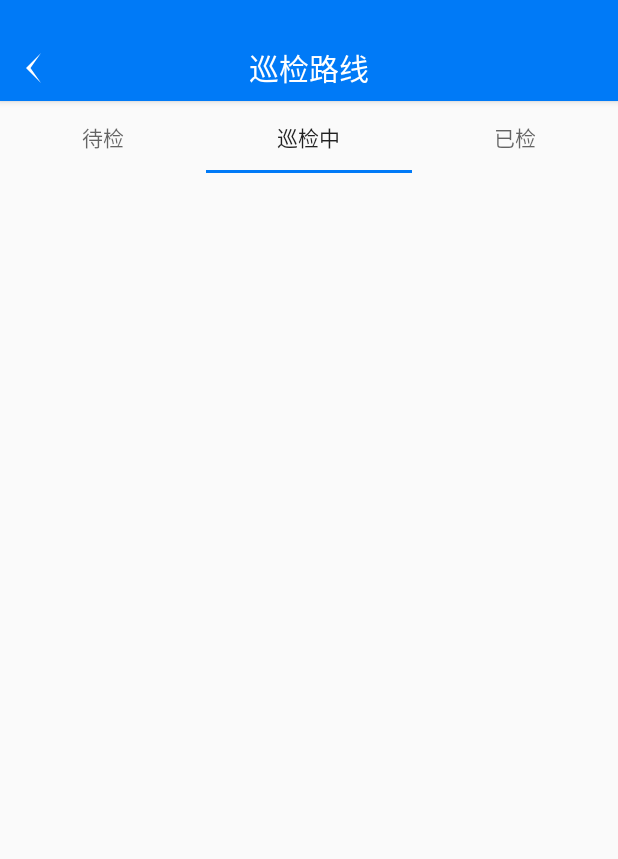
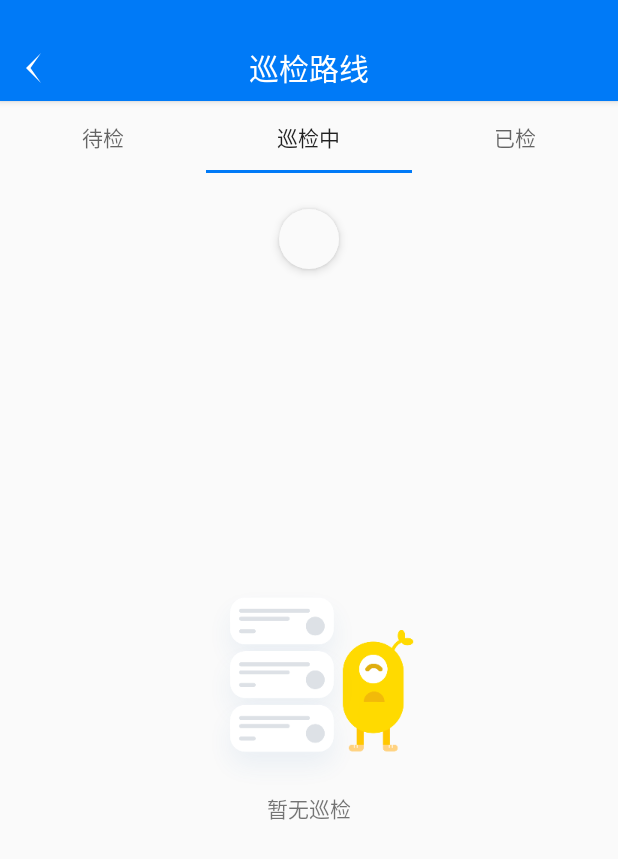
Before and after one commit to jiangadmin/DLJ, an Android app: the Tour_Route_Activity screen opened directly, with no data from a screen before it, tab 2 chosen, on a phone screen of 412 x 824 dp. Shown: the top 859 px of the screen. Run offline under Robolectric (Android 15) with nearby library versions, the phone set to English and light mode, and no system bars.

Commit message:
常规页面

```diff
--- a/app/src/main/java/com/jiang/dlj/activity/Tour_Route_Activity.java
+++ b/app/src/main/java/com/jiang/dlj/activity/Tour_Route_Activity.java
@@ -6,8 +6,13 @@ import android.os.Bundle;
 import android.support.annotation.Nullable;
 import android.support.design.widget.TabLayout;
 import android.support.v4.view.ViewPager;
+import android.support.v4.widget.SwipeRefreshLayout;
+import android.view.View;
+import android.widget.LinearLayout;
+import android.widget.ListView;
 
 import com.jiang.dlj.R;
+import com.jiang.dlj.utils.LogUtil;
 
 /**
  * @author: jiangadmin
@@ -16,10 +21,13 @@ import com.jiang.dlj.R;
  * @Phone: 186 6120 1018
  * TODO: 巡回路线
  */
-public class Tour_Route_Activity extends Base_Activity {
+public class Tour_Route_Activity extends Base_Activity implements SwipeRefreshLayout.OnRefreshListener, TabLayout.OnTabSelectedListener {
     private static final String TAG = "Tour_Route_Activity";
 
+    SwipeRefreshLayout sr;
     TabLayout tour_route_type;
+    ListView listView;
+    LinearLayout view_null;
 
     public static void start(Context context) {
         Intent intent = new Intent();
@@ -40,6 +48,37 @@ public class Tour_Route_Activity extends Base_Activity {
     }
 
     private void initview() {
+        sr = findViewById(R.id.tour_route_sr);
+        tour_route_type = findViewById(R.id.tour_route_type);
+        listView = findViewById(R.id.tour_route_list);
+        view_null = findViewById(R.id.view_null);
+
+        sr.setOnRefreshListener(this);
+
+        tour_route_type.addOnTabSelectedListener(this);
+
+    }
+
+    @Override
+    public void onRefresh() {
+        view_null.setVisibility(View.GONE);
+        listView.setVisibility(View.VISIBLE);
+        sr.setRefreshing(false);
+    }
+
+
+    @Override
+    public void onTabSelected(TabLayout.Tab tab) {
+        sr.setRefreshing(true);
+    }
+
+    @Override
+    public void onTabUnselected(TabLayout.Tab tab) {
+
+    }
+
+    @Override
+    public void onTabReselected(TabLayout.Tab tab) {
 
     }
 }
--- a/app/src/main/res/layout/activity_tour_route.xml
+++ b/app/src/main/res/layout/activity_tour_route.xml
@@ -28,14 +28,44 @@
     </android.support.design.widget.TabLayout>
 
     <android.support.v4.widget.SwipeRefreshLayout
+        android:id="@+id/tour_route_sr"
         android:layout_width="match_parent"
         android:layout_height="match_parent">
 
-        <ListView
+        <LinearLayout
             android:layout_width="match_parent"
-            android:layout_height="wrap_content">
+            android:layout_height="match_parent"
+            android:orientation="vertical">
 
-        </ListView>
+            <ListView
+                android:visibility="gone"
+                android:id="@+id/tour_route_list"
+                android:layout_width="match_parent"
+                android:layout_height="wrap_content">
+
+            </ListView>
+
+            <LinearLayout
+                android:id="@+id/view_null"
+                android:layout_width="match_parent"
+                android:layout_height="match_parent"
+                android:gravity="center"
+                android:orientation="vertical"
+               >
+
+                <ImageView
+                    android:layout_width="wrap_content"
+                    android:layout_height="wrap_content"
+                    android:src="@mipmap/img_no_list" />
+
+                <TextView
+                    android:layout_width="wrap_content"
+                    android:layout_height="wrap_content"
+                    android:text="暂无巡检" />
+            </LinearLayout>
+
+        </LinearLayout>
+
     </android.support.v4.widget.SwipeRefreshLayout>
 
 </LinearLayout>
```
Also changed, not shown: app/src/main/java/com/jiang/dlj/activity/Login_Activity.java (+3 -4 lines), app/src/main/java/com/jiang/dlj/servlet/Get_DJLine_Servlet.java (added, +63 -0 lines), app/src/main/res/mipmap-xxxhdpi/img_no_base.png (added), app/src/main/res/mipmap-xxxhdpi/img_no_list.png (added), app/src/main/res/mipmap-xxxhdpi/img_no_news.png (added), app/src/main/res/mipmap-xxxhdpi/img_no_work.png (added).
